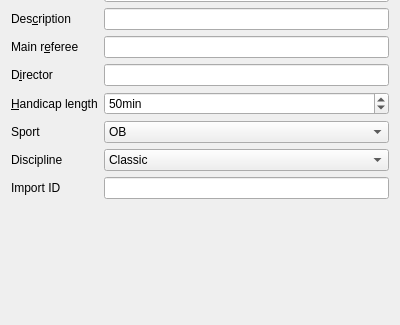
Quick-Event/quickbox, file quickevent/app/plugins/qml/Event/src/eventdialogwidget.ui: the form before one commit; both pictures show x 0 to 400 and y 174 to 499 of the 400 by 499 pixel window.
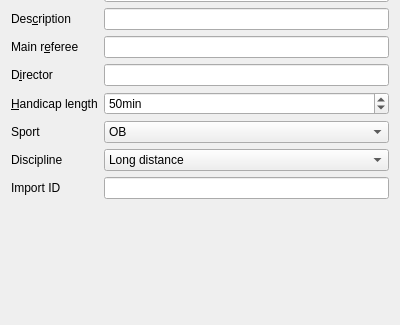
The form after the commit.

Commit message:
Oprava nazvu disciplin z ORISu
Anglicke nazvy disciplin jsou prejaty z pravidel IOF, pripadne vystupu ORISu,
ktery vedle ciselneho identifikatoru discipliny vraci i cesky a anglicky nazev.
Pridan identifikator pro druzstva.

Closes #325

Diff of the .ui file:
```diff
--- a/quickevent/app/plugins/qml/Event/src/eventdialogwidget.ui
+++ b/quickevent/app/plugins/qml/Event/src/eventdialogwidget.ui
@@ -254,7 +254,7 @@
     <widget class="QComboBox" name="cbxDisciplineId">
      <item>
       <property name="text">
-       <string>Classic</string>
+       <string>Long distance</string>
       </property>
      </item>
      <item>
```
Left out of the diff: 11 changed lines with no effect on the pictures.
